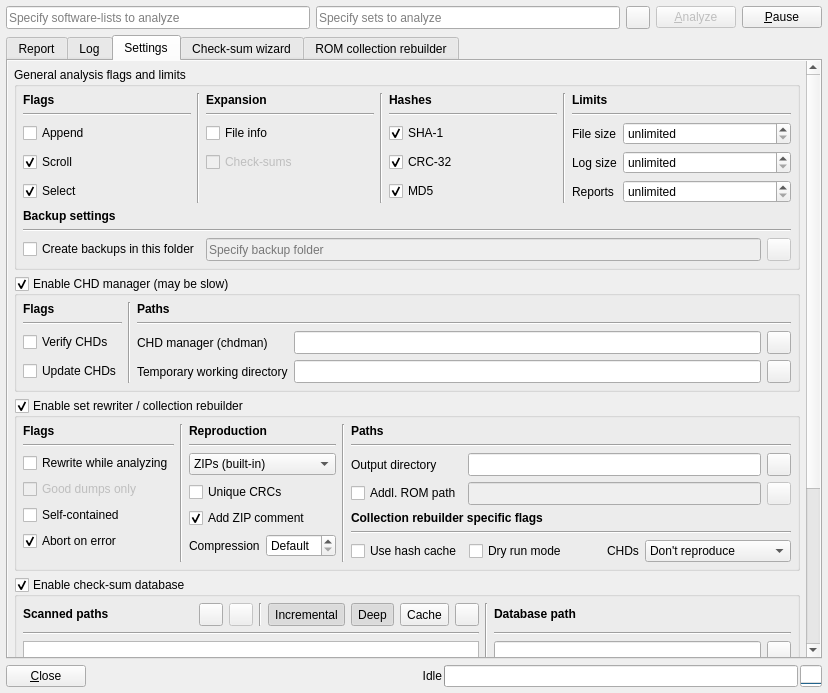
The window that romalyzer.ui (qmc2/qmc2-mame-fe) describes before a commit, drawn with Qt 5.
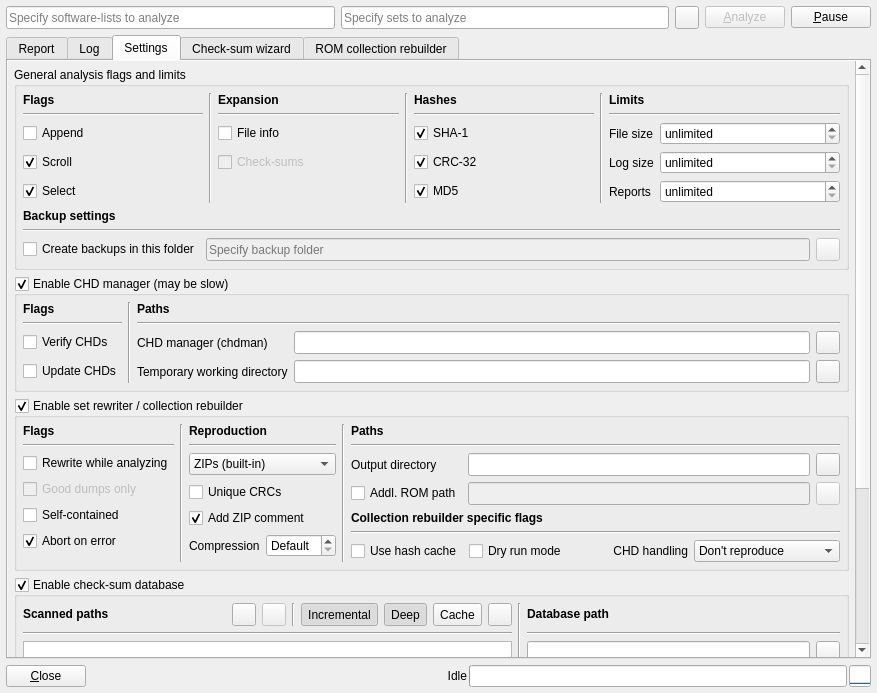
The same window after the commit. The open tabs and pages were chosen to show the change. Icons and pictures are not drawn.

Commit message: imp: improved label text

Patch:
```diff
--- a/romalyzer.ui
+++ b/romalyzer.ui
@@ -7,7 +7,7 @@
    <rect>
     <x>0</x>
     <y>0</y>
-    <width>828</width>
+    <width>877</width>
     <height>693</height>
    </rect>
   </property>
@@ -356,7 +356,7 @@
            <rect>
             <x>0</x>
             <y>-427</y>
-            <width>788</width>
+            <width>837</width>
             <height>993</height>
            </rect>
           </property>
@@ -542,22 +542,12 @@
                    </widget>
                   </item>
                   <item>
-                   <spacer name="horizontalSpacer_2">
-                    <property name="orientation">
-                     <enum>Qt::Horizontal</enum>
-                    </property>
-                    <property name="sizeHint" stdset="0">
-                     <size>
-                      <width>0</width>
-                      <height>20</height>
-                     </size>
-                    </property>
-                   </spacer>
-                  </item>
-                  <item>
-                   <widget class="QLabel" name="labelCollectionRebuilderCHDs">
+                   <widget class="QLabel" name="labelCollectionRebuilderCHDHandling">
                     <property name="text">
-                     <string>CHDs</string>
+                     <string>CHD handling</string>
+                    </property>
+                    <property name="alignment">
+                     <set>Qt::AlignRight|Qt::AlignTrailing|Qt::AlignVCenter</set>
                     </property>
                    </widget>
                   </item>
```
The commit also changes 12 other files.
